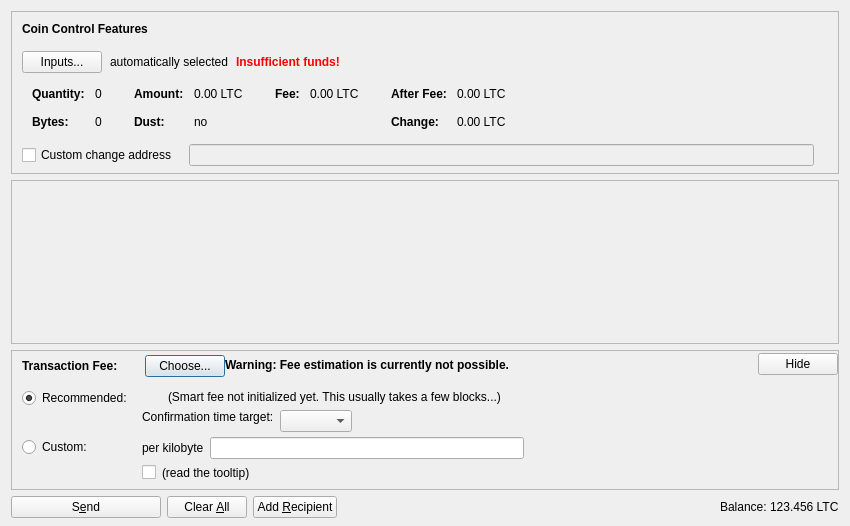
Old version of the form src/qt/forms/sendcoinsdialog.ui in the repository magnumopusnetwork/Alchimia.
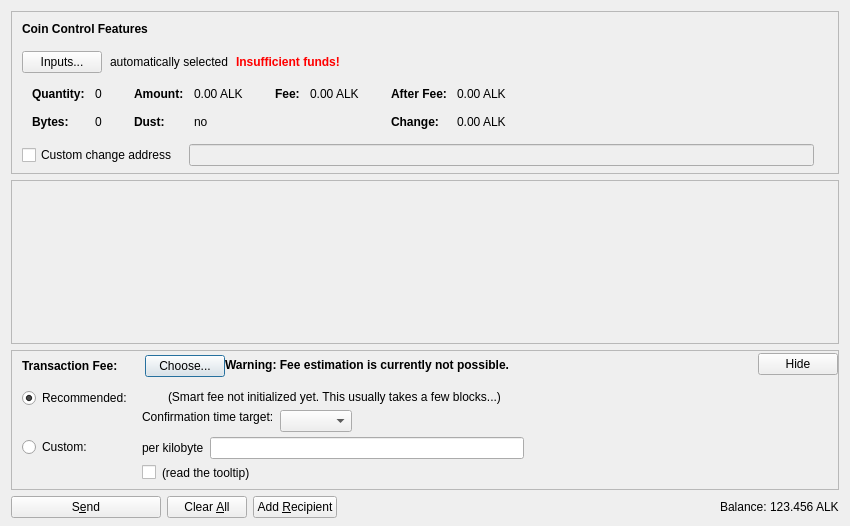
New version of the form. Icons and pictures are not drawn. Custom widgets are drawn as their Qt base class.

```diff
--- a/src/qt/forms/sendcoinsdialog.ui
+++ b/src/qt/forms/sendcoinsdialog.ui
@@ -324,7 +324,7 @@
                   <enum>Qt::ActionsContextMenu</enum>
                  </property>
                  <property name="text">
-                  <string notr="true">0.00 LTC</string>
+                  <string notr="true">0.00 ALK</string>
                  </property>
                  <property name="textInteractionFlags">
                   <set>Qt::LinksAccessibleByMouse|Qt::TextSelectableByKeyboard|Qt::TextSelectableByMouse</set>
@@ -404,7 +404,7 @@
                   <enum>Qt::ActionsContextMenu</enum>
                  </property>
                  <property name="text">
-                  <string notr="true">0.00 LTC</string>
+                  <string notr="true">0.00 ALK</string>
                  </property>
                  <property name="textInteractionFlags">
                   <set>Qt::LinksAccessibleByMouse|Qt::TextSelectableByKeyboard|Qt::TextSelectableByMouse</set>
@@ -455,7 +455,7 @@
                   <enum>Qt::ActionsContextMenu</enum>
                  </property>
                  <property name="text">
-                  <string notr="true">0.00 LTC</string>
+                  <string notr="true">0.00 ALK</string>
                  </property>
                  <property name="textInteractionFlags">
                   <set>Qt::LinksAccessibleByMouse|Qt::TextSelectableByKeyboard|Qt::TextSelectableByMouse</set>
@@ -484,7 +484,7 @@
                   <enum>Qt::ActionsContextMenu</enum>
                  </property>
                  <property name="text">
-                  <string notr="true">0.00 LTC</string>
+                  <string notr="true">0.00 ALK</string>
                  </property>
                  <property name="textInteractionFlags">
                   <set>Qt::LinksAccessibleByMouse|Qt::TextSelectableByKeyboard|Qt::TextSelectableByMouse</set>
@@ -1237,7 +1237,7 @@
           <cursorShape>IBeamCursor</cursorShape>
          </property>
          <property name="text">
-          <string notr="true">123.456 LTC</string>
+          <string notr="true">123.456 ALK</string>
          </property>
          <property name="textInteractionFlags">
           <set>Qt::LinksAccessibleByMouse|Qt::TextSelectableByKeyboard|Qt::TextSelectableByMouse</set>
```
